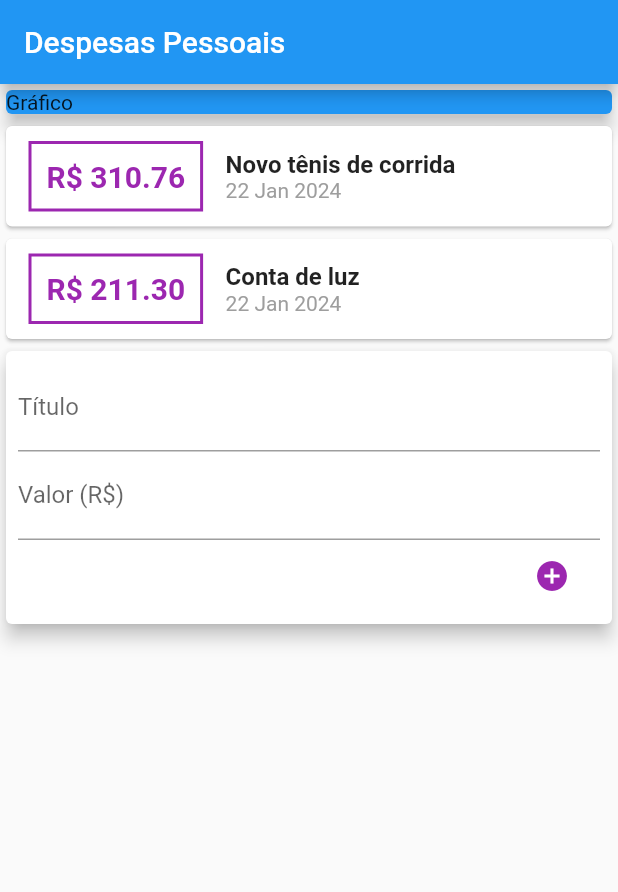
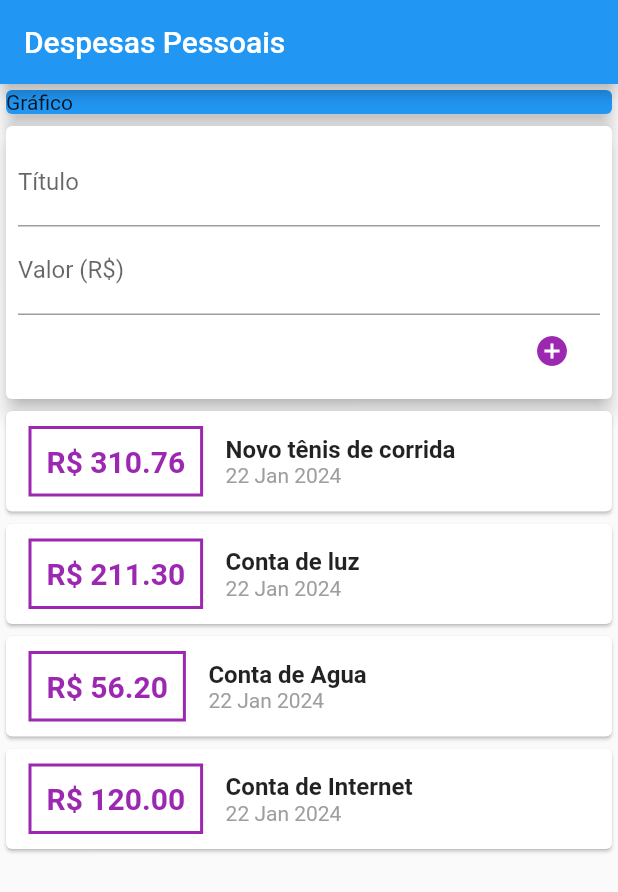
Before and after one commit to GabrielMelo01/expenses, a Flutter app: the screen it shows after launch, on a phone screen of 412 x 824 dp. Shown: the top 892 px of the screen. Run offline on Flutter 3.47's test engine with Material 2 defaults, Android fonts, the phone set to English and light mode, and no system bars.

```diff
--- a/lib/main.dart
+++ b/lib/main.dart
@@ -25,7 +25,8 @@ class MyHomePage extends StatelessWidget {
       appBar: AppBar(
         title: Text('Despesas Pessoais'),
       ),
-      body: Column(
+      body: SingleChildScrollView(
+        child: Column(
           crossAxisAlignment: CrossAxisAlignment.stretch,
           children: [
             Container(
@@ -39,6 +40,7 @@ class MyHomePage extends StatelessWidget {
             TransactionUser(),
           ],
         ),
+      ),
     );
   }
 }
--- a/lib/transaction_list.dart
+++ b/lib/transaction_list.dart
@@ -9,7 +9,10 @@ class Transaction_list extends StatelessWidget {
 
   @override
   Widget build(BuildContext context) {
-    return Column(
+    return Container(
+      height: 440,
+      child: SingleChildScrollView(
+        child: Column(
           children: transactions.map((e) {
             return Card(
               child: Row(
@@ -46,6 +49,8 @@ class Transaction_list extends StatelessWidget {
               ),
             );
           }).toList(),
+        ),
+      ),
     );
   }
 }
--- a/lib/transaction_user.dart
+++ b/lib/transaction_user.dart
@@ -17,8 +17,9 @@ class _TransactionUserState extends State<TransactionUser> {
         title: 'Novo tênis de corrida',
         value: 310.76,
         date: DateTime.now()),
-    Transaction(
-        id: 't2', title: 'Conta de luz', value: 211.30, date: DateTime.now()),
+    Transaction(id: 't2', title: 'Conta de luz', value: 211.30, date: DateTime.now()),
+    Transaction(id: 't3', title: 'Conta de Agua', value: 56.20, date: DateTime.now()),
+    Transaction(id: 't4', title: 'Conta de Internet', value: 120.00, date: DateTime.now()),
   ];
 
   _addTransaction(String title, double value) {
@@ -38,8 +39,8 @@ class _TransactionUserState extends State<TransactionUser> {
     return Column(
       crossAxisAlignment: CrossAxisAlignment.stretch,
       children: [
+        TransactionForm(_addTransaction),
         Transaction_list(_transactions),
-        TransactionForm(_addTransaction),
       ],
     );
   }
```
Also changed, not shown: pubspec.lock, 1 other file. Lines whose indentation alone changed are shown as unchanged.
